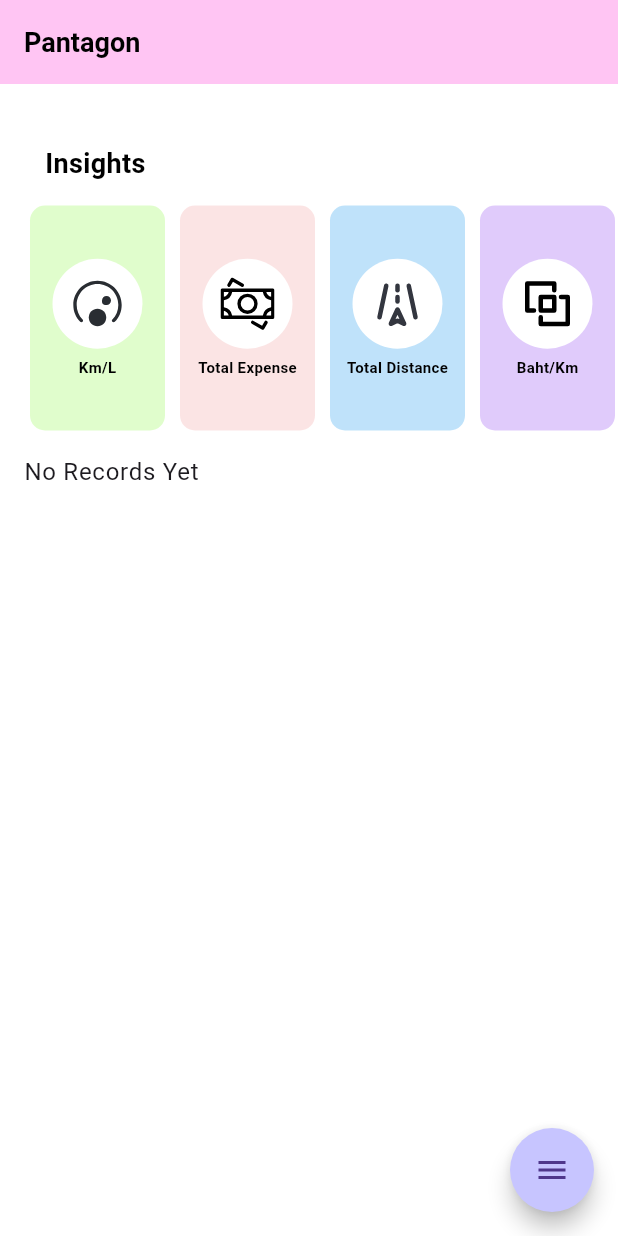
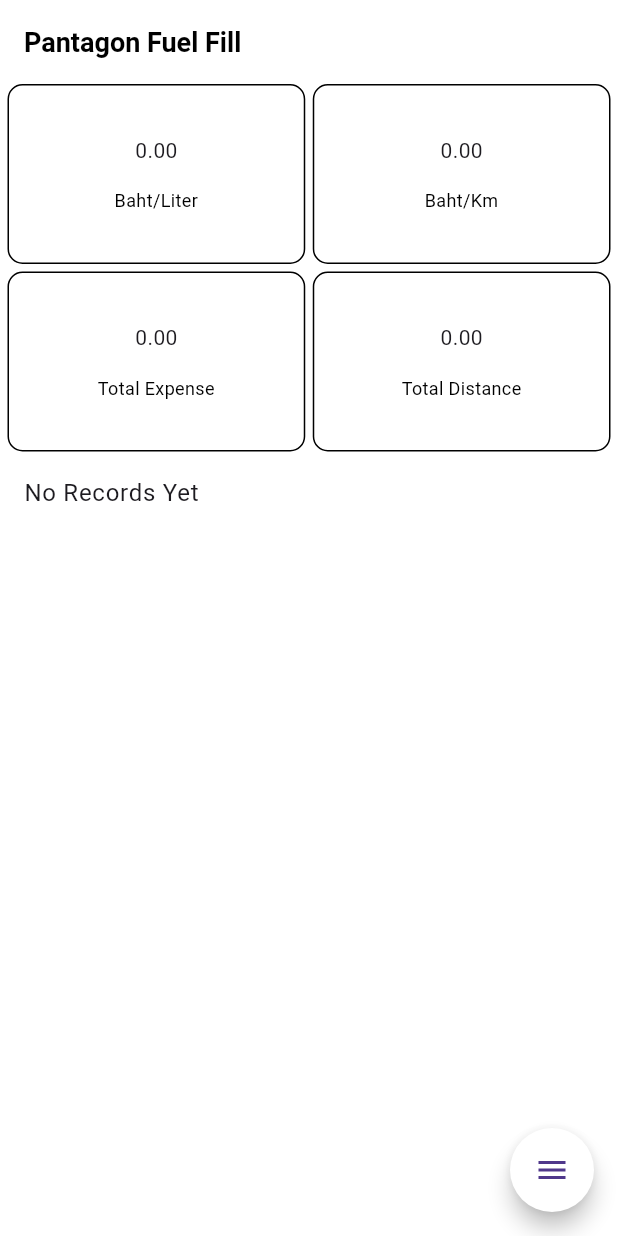
Before and after one commit to realpantagon/First-flutterapp-fuelfill, a Flutter app: the screen it shows after launch, on a phone screen of 412 x 824 dp. Run offline on Flutter 3.47's test engine with Material 3 defaults, Android fonts, the phone set to English and light mode, and no system bars; drawn by our look-alikes of flutter_speed_dial; our stand-ins replace flutter_svg, sqflite; missing offline and left inert: dart:ffi; accounts and stored records are empty.

Commit message:
Delete Function and Fix bug

```diff
--- a/lib/models/model_Data.dart
+++ b/lib/models/model_Data.dart
@@ -1,5 +1,5 @@
 class Record {
-  final num id;
+  final int id;
   final double liter;
   final double distance;
   final double baht;
--- a/lib/pages/home.dart
+++ b/lib/pages/home.dart
@@ -3,16 +3,15 @@
 // import 'package:flutter/foundation.dart';
 // import 'dart:html';
 
+import 'package:flutter/cupertino.dart';
 import 'package:flutter/material.dart';
 import 'package:flutter_svg/svg.dart';
-import 'package:fuelfill/models/catergoly_model.dart';
 import 'package:flutter_speed_dial/flutter_speed_dial.dart';
 import 'package:fuelfill/pages/car.dart';
 import 'package:fuelfill/pages/record.dart';
 import 'package:fuelfill/services/database_helper.dart';
 import 'package:fuelfill/models/model_Data.dart';
 import 'package:intl/intl.dart';
-
 
 class HomePage extends StatefulWidget {
   const HomePage({super.key});
@@ -22,41 +21,31 @@ class HomePage extends StatefulWidget {
 }
 
 class _HomePageState extends State<HomePage> {
-  List<Catergorymodel> categories = [];
-
-  void _getcategories() {
-    categories = Catergorymodel.getCatergories();
-  }
-
-  @override
-  void initState() {
-    _getcategories();
-  }
-
   @override
   Widget build(BuildContext context) {
-    _getcategories();
+    // _getcategories();
     return Scaffold(
       backgroundColor: Colors.white,
       appBar: appBar(),
       body: Column(
-        children: [
-          _categoriesSection(),
-          // Text('hi')
-          showrecord(),
-        ],
+        children: [status(), showrecord()],
       ),
-      floatingActionButton: SpeedDial(
+      floatingActionButton: Menu(context),
+    );
+  }
+
+  SpeedDial Menu(BuildContext context) {
+    return SpeedDial(
       animatedIcon: AnimatedIcons.menu_close,
-        backgroundColor: const Color.fromARGB(255, 199, 197, 255),
-        activeBackgroundColor: const Color.fromARGB(255, 117, 193, 255),
+      backgroundColor: const Color.fromARGB(255, 255, 255, 255),
+      activeBackgroundColor: const Color.fromARGB(255, 242, 242, 242),
       overlayColor: Colors.black,
       overlayOpacity: 0.4,
       spacing: 20,
       spaceBetweenChildren: 20,
       children: [
         SpeedDialChild(
-              backgroundColor: const Color.fromARGB(255, 207, 240, 255),
+            backgroundColor: const Color.fromARGB(255, 255, 255, 255),
             child: const Icon(Icons.receipt_long_rounded),
             label: 'Add Record',
             onTap: () {
@@ -66,40 +55,33 @@ class _HomePageState extends State<HomePage> {
                           builder: (context) => const recordScreen()))
                   .then((value) => setState(() {}));
             }),
-          SpeedDialChild(
-              backgroundColor: const Color.fromARGB(255, 207, 240, 255),
-              child: const Icon(Icons.car_repair_rounded),
-              label: 'Select Car',
-              onTap: () {
-                Navigator.push(context,
-                        MaterialPageRoute(builder: (context) => const car()))
-                    .then((value) => setState(() {}));
-              })
+        // SpeedDialChild(
+        //     backgroundColor: const Color.fromARGB(255, 255, 255, 255),
+        //     child: const Icon(Icons.car_repair_rounded),
+        //     label: 'Select Car',
+        //     onTap: () {
+        //       Navigator.push(context,
+        //               MaterialPageRoute(builder: (context) => const car()))
+        //           .then((value) => setState(() {}));
+        //     })
       ],
-      ),
     );
   }
 
-  Container showrecord() {
-    return Container(
-      height: 500,
-      child: FutureBuilder(
+  Widget showrecord() {
+    return FutureBuilder(
       future: DatabaseHelper.getAllRecord(),
       builder: ((context, snapshot) {
         if (snapshot.connectionState == ConnectionState.waiting) {
-            // While the data is still loading, you can return a loading indicator.
-            return CircularProgressIndicator();
+          return const CircularProgressIndicator();
         } else if (snapshot.hasError) {
-            // If there's an error, you can display an error message.
           return Text('Error: ${snapshot.error}');
         } else if (snapshot.data == null ||
             (snapshot.data as List<Record>).isEmpty) {
-            // If there is no data or the data is empty, display a message.
           return const ListTile(
             title: Text('No Records Yet'),
           );
         } else {
-            // If there is data, display the ListView.
           List<Record> records = (snapshot.data as List<Record>);
           return Expanded(
             child: ListView.builder(
@@ -109,11 +91,52 @@ class _HomePageState extends State<HomePage> {
                 return Padding(
                   padding: const EdgeInsets.all(2),
                   child: ListTile(
-                      tileColor: Color.fromARGB(255, 255, 229, 249),
+                    tileColor: const Color.fromARGB(255, 244, 244, 244),
                     dense: true,
-                      title: Text('ID: ${record.id}'),
+                    title: Text(
+                      'Liter: ${record.liter}, Distance: ${record.distance}, Baht: ${record.baht}',
+                    ),
                     subtitle: Text(
-                          'Liter: ${record.liter}, Distance: ${record.distance}, Baht: ${record.baht}, DateTime: ${DateFormat('dd/MM/yyyy HH:mm').format(record.datetime)}'),
+                      'DateTime: ${DateFormat('dd/MM/yyyy HH:mm').format(record.datetime)}',
+                    ),
+                    trailing: SizedBox(
+                      width: 100,
+                      child: Row(
+                        children: [
+                          // IconButton(
+                          //   onPressed: ()=>DatabaseHelper.updateRecord(record),
+                          //   icon: Icon(Icons.edit_note_outlined),
+                          // ),
+                          IconButton(
+                            onPressed: () => {
+                              showCupertinoDialog(
+                                  context: context,
+                                  builder: (BuildContext context) {
+                                    return CupertinoAlertDialog(
+                                      title: const Text('Confirm Delete'),
+                                      content: const Text('Delete this record'),
+                                      actions: <Widget>[
+                                        CupertinoDialogAction(
+                                            child: const Text('No'),
+                                            onPressed: () =>
+                                                {Navigator.of(context).pop()}),
+                                        CupertinoDialogAction(
+                                          child: const Text('Yes'),
+                                          onPressed: () {
+                                            DatabaseHelper.deleteRecord(record)
+                                                .then(
+                                                    (value) => setState(() {})).then((value) => Navigator.of(context).pop());
+                                          },
+                                        ),
+                                      ],
+                                    );
+                                  })
+                            },
+                            icon: const Icon(Icons.delete_forever_outlined),
+                          ),
+                        ],
+                      ),
+                    ),
                   ),
                 );
               },
@@ -121,128 +144,80 @@ class _HomePageState extends State<HomePage> {
           );
         }
       }),
+    );
+  }
+
+  Expanded showinsight(String label, String icon, String type) {
+    return Expanded(
+      child: FutureBuilder(
+        future: DatabaseHelper.getsum(type),
+        builder: (context, snapshot) {
+          if (snapshot.connectionState == ConnectionState.waiting) {
+            return const CircularProgressIndicator();
+          } else if (snapshot.hasError) {
+            return Text('Error: ${snapshot.error}');
+          } else {
+            double total = snapshot.data ?? 0.00;
+            return Container(
+              decoration: BoxDecoration(
+                color: const Color.fromARGB(255, 255, 255, 255),
+                borderRadius: BorderRadius.circular(10),
+                border: Border.all(
+                  color: Colors.black,
+                  width: 1,
+                ),
+              ),
+              height: 120,
+              child: Column(
+                mainAxisAlignment: MainAxisAlignment.center,
+                children: [
+                  Text(total.toStringAsFixed(2)),
+                  const SizedBox(height: 15),
+                  Text(
+                    label,
+                    style: const TextStyle(
+                      color: Colors.black,
+                      fontSize: 12,
+                    ),
+                    textAlign: TextAlign.center,
+                  ),
+                ],
+              ),
+            );
+          }
+        },
       ),
     );
   }
 
-  Column _categoriesSection() {
-    return Column(
-      crossAxisAlignment: CrossAxisAlignment.start,
+  Container status() {
+    return Container(
+      child: Column(
         children: [
-        // _searchfield(),
-        const SizedBox(
-          height: 40,
-        ),
-        Column(
-          crossAxisAlignment: CrossAxisAlignment.start,
-          children: [
-            const Padding(
-              padding: EdgeInsets.only(left: 30),
-              child: Text(
-                'Insights',
-                style: TextStyle(
-                    color: Colors.black,
-                    fontSize: 18,
-                    fontWeight: FontWeight.w600),
-              ),
-            ),
-            const SizedBox(
-              height: 15,
-            ),
-            Container(
-              height: 150,
-              // color: Color.fromARGB(255, 215, 255, 220),
-              child: ListView.separated(
-                itemCount: categories.length,
-                scrollDirection: Axis.horizontal,
-                padding: const EdgeInsets.only(left: 20, right: 20),
-                separatorBuilder: (context, index) => const SizedBox(
-                  width: 10,
-                ),
-                itemBuilder: (context, index) {
-                  return Container(
-                    width: 90,
-                    decoration: BoxDecoration(
-                        color: categories[index].boxcolor.withOpacity(0.5),
-                        borderRadius: BorderRadius.circular(10)),
-                    child: Column(
-                      mainAxisAlignment: MainAxisAlignment.center,
-                      children: [
-                        Container(
-                          width: 60,
-                          height: 60,
-                          decoration: const BoxDecoration(
-                              color: Colors.white, shape: BoxShape.circle),
-                          padding: const EdgeInsets.all(12),
-                          child: SvgPicture.asset(categories[index].icon),
+          Row(
+            mainAxisAlignment: MainAxisAlignment.spaceBetween,
+            children: <Widget>[
+              const SizedBox(width: 5),
+              showinsight('Baht/Liter', 'hi', 'BpL'),
+              const SizedBox(width: 5),
+              showinsight('Baht/Km', '', 'BpD'),
+              const SizedBox(width: 5),
+            ],
           ),
           const SizedBox(
             height: 5,
           ),
-                        Text(
-                          categories[index].name,
-                          style: const TextStyle(
-                              fontWeight: FontWeight.bold,
-                              color: Colors.black,
-                              fontSize: 10),
-                        )
+          Row(
+            mainAxisAlignment: MainAxisAlignment.spaceBetween,
+            children: <Widget>[
+              const SizedBox(width: 5),
+              showinsight('Total Expense', 'hi', 'Money'),
+              const SizedBox(width: 5),
+              showinsight('Total Distance', 'hi', 'Distance'),
+              const SizedBox(width: 5),
             ],
           ),
-                  );
-                },
-              ),
-            )
         ],
-        )
-      ],
-    );
-  }
-
-  Container _searchfield() {
-    return Container(
-      margin: const EdgeInsets.only(top: 40, left: 20, right: 20),
-      decoration: BoxDecoration(boxShadow: [
-        BoxShadow(
-            color: const Color(0xff1D1617).withOpacity(0.11),
-            blurRadius: 40,
-            spreadRadius: 0.0)
-      ]),
-      child: TextField(
-        decoration: InputDecoration(
-            filled: true,
-            fillColor: Colors.white,
-            contentPadding: const EdgeInsets.all(15),
-            hintText: 'Search',
-            hintStyle: const TextStyle(
-                color: Color.fromARGB(255, 119, 119, 119), fontSize: 14),
-            prefixIcon: Padding(
-              padding: const EdgeInsets.all(12),
-              child: SvgPicture.asset('assets/icons/search-svgrepo-com.svg'),
-            ),
-            suffixIcon: Container(
-              width: 100,
-              child: IntrinsicHeight(
-                child: Row(
-                  mainAxisAlignment: MainAxisAlignment.end,
-                  children: [
-                    const VerticalDivider(
-                      color: Colors.black,
-                      indent: 10,
-                      endIndent: 10,
-                      thickness: 0.1,
-                    ),
-                    Padding(
-                      padding: const EdgeInsets.all(12),
-                      child: SvgPicture.asset(
-                          'assets/icons/filter-svgrepo-com.svg'),
-                    ),
-                  ],
-                ),
-              ),
-            ),
-            border: OutlineInputBorder(
-                borderRadius: BorderRadius.circular(15),
-                borderSide: BorderSide.none)),
       ),
     );
   }
@@ -250,11 +225,11 @@ class _HomePageState extends State<HomePage> {
   AppBar appBar() {
     return AppBar(
       title: const Text(
-        'Pantagon',
+        'Pantagon Fuel Fill',
         style: TextStyle(
             color: Colors.black, fontSize: 18, fontWeight: FontWeight.bold),
       ),
-      backgroundColor: const Color.fromARGB(255, 255, 197, 243),
+      backgroundColor: const Color.fromARGB(255, 255, 255, 255),
     );
   }
 }
--- a/lib/services/database_helper.dart
+++ b/lib/services/database_helper.dart
@@ -1,3 +1,5 @@
+import 'dart:ffi';
+
 import 'package:sqflite/sqflite.dart';
 import 'package:path/path.dart';
 import 'package:fuelfill/models/model_Data.dart';
@@ -22,7 +24,7 @@ class DatabaseHelper {
         ''');
 
         // Create the 'car' table
-        await db.execute('''
+        await db.execute('''l
           CREATE TABLE car (
             name TEXT PRIMARY KEY,
             oiltype TEXT NOT NULL,
@@ -32,6 +34,42 @@ class DatabaseHelper {
       },
       version: _version,
     );
+  }
+
+  static Future<double> getsum(String type) async {
+    final db = await _getDB();
+    double totalDistance = 0.0;
+    double totalLiter = 0.0;
+    double totalExpense = 0.0;
+
+
+    if (type == 'Distance') {
+      List<Map<String, dynamic>> result = await db
+          .rawQuery('SELECT SUM(distance) as totalDistance FROM record');
+      totalDistance = result.first['totalDistance'] ?? 0.0;
+      return totalDistance;
+    } else if (type == 'Liter') {
+      List<Map<String, dynamic>> result =
+          await db.rawQuery('SELECT SUM(liter) as totalLiter FROM record');
+      totalLiter = result.first['totalLiter'] ?? 0.0;
+      return totalLiter;
+    } else if (type == 'Money') {
+      List<Map<String, dynamic>> result =
+          await db.rawQuery('SELECT SUM(baht) as totalExpense FROM record');
+      totalExpense = result.first['totalExpense'] ?? 0.0;
+      return totalExpense;
+    } else if (type == 'BpL') {
+      double money = await getsum('Money');
+      double liter = await getsum('Liter');
+      return liter != 0? money/liter: 0.0;
+    } else if (type == 'BpD') {
+      double distance = await getsum('Distance');
+      double liter = await getsum('Liter');
+      return liter != 0? distance/liter: 0.0;
+
+    } else {
+      return 0.0;
+    }
   }
 
 // add
@@ -47,32 +85,33 @@ class DatabaseHelper {
         conflictAlgorithm: ConflictAlgorithm.replace);
   }
 
-//update
-  // static Future<int> updateRecord(Record record) async {
-  //   final db = await _getDB();
-  //   return await db.update("record", record.toJson(),
-  //       where: 'id = ?',
-  //       whereArgs: [record.id],
-  //       conflictAlgorithm: ConflictAlgorithm.replace);
-  // }
+// update
+  static Future<int> updateRecord(Record record) async {
+    final db = await _getDB();
+    return await db.update("record", record.toJson(),
+        where: 'id = ?',
+        whereArgs: [record.id],
+        conflictAlgorithm: ConflictAlgorithm.replace);
+  }
 
   // delete
-  // static Future<int> deleteRecord(Record record) async {
-  //   final db = await _getDB();
-  //   return await db.delete(
-  //     "record",
-  //     where: 'id = ?',
-  //     whereArgs: [record.id],
-  //   );
-  // }
+  static Future<int> deleteRecord(Record record) async {
+    final db = await _getDB();
+    return await db.delete(
+      "record",
+      where: 'id = ?',
+      whereArgs: [record.id],
+    );
+  }
 
   static Future<List<Record>?>? getAllRecord() async {
     final db = await _getDB();
 
     final List<Map<String, dynamic>> maps = await db.query("Record");
 
-    if(maps.isEmpty){
+    if (maps.isEmpty) {
       return null;
-    }return List.generate(maps.length, (index) => Record.fromJson(maps[index]));
+    }
+    return List.generate(maps.length, (index) => Record.fromJson(maps[index]));
   }
 }
```
Also changed, not shown: lib/pages/record.dart (+30 -16 lines), 1 other file. Lines whose indentation alone changed are shown as unchanged.
